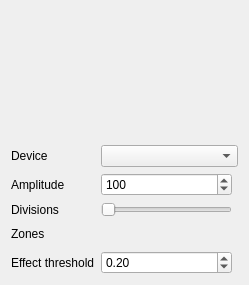
Above: Effects/AudioParty/AudioParty.ui from DLdota/OpenRGBEffectsPlugin before the change. Below: the same form after it.
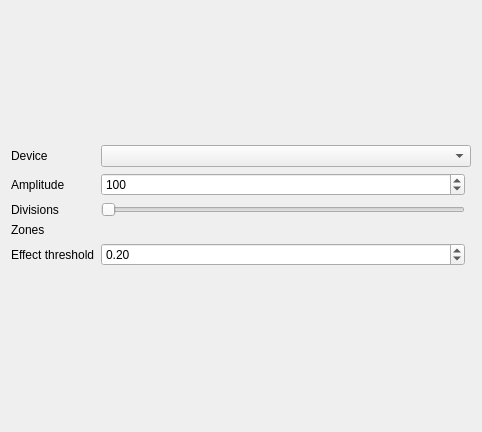
That is the form after the change. Custom widgets are drawn as their Qt base class.

The edit to the form file:
```diff
--- a/Effects/AudioParty/AudioParty.ui
+++ b/Effects/AudioParty/AudioParty.ui
@@ -6,8 +6,8 @@
    <rect>
     <x>0</x>
     <y>0</y>
-    <width>249</width>
-    <height>285</height>
+    <width>482</width>
+    <height>432</height>
    </rect>
   </property>
   <property name="windowTitle">
@@ -111,6 +111,19 @@
      </property>
     </widget>
    </item>
+   <item row="8" column="1" colspan="2">
+    <spacer name="verticalSpacer">
+     <property name="orientation">
+      <enum>Qt::Vertical</enum>
+     </property>
+     <property name="sizeHint" stdset="0">
+      <size>
+       <width>20</width>
+       <height>40</height>
+      </size>
+     </property>
+    </spacer>
+   </item>
   </layout>
  </widget>
  <customwidgets>
```
Left out of the diff: 90 changed lines with no effect on the pictures.
